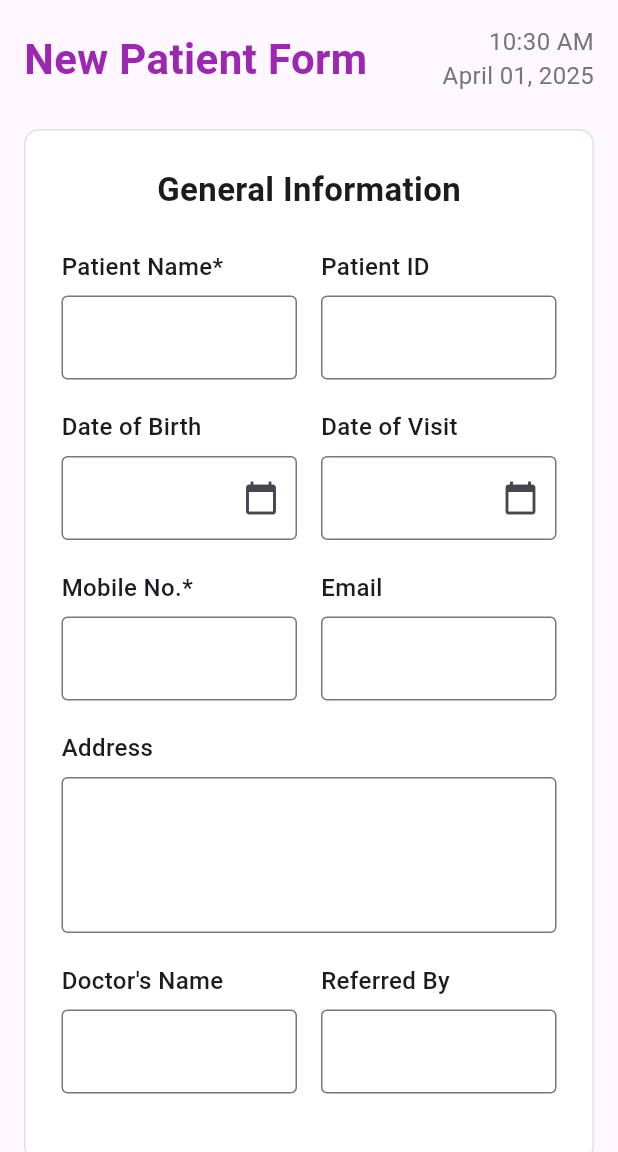
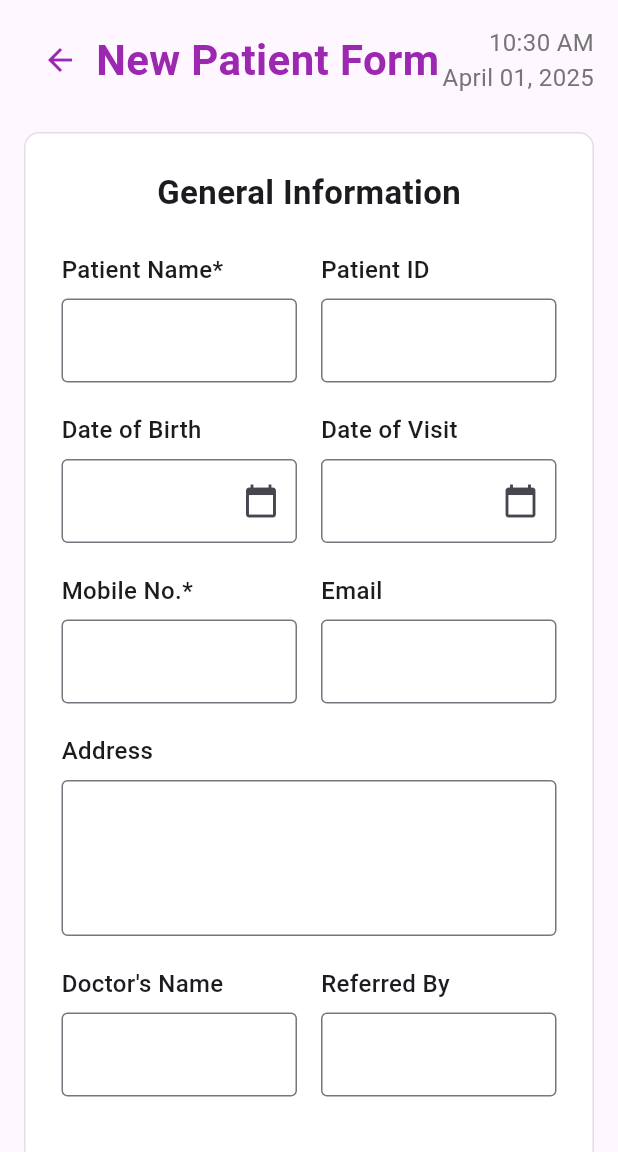
Before and after one commit to Gaurav-Krishna-Gaali/griva-pi, a Flutter app: the NewPatientForm screen opened directly, on a phone screen of 412 x 824 dp, the part 84-1236 px from its top. Run offline on Flutter 3.47's test engine with Material 3 defaults, Android fonts, the phone set to English and light mode, and no system bars; our stand-ins replace flutter_screenutil, google_fonts.

Commit message:
finished form for patient

```diff
--- a/lib/new_patient_form.dart
+++ b/lib/new_patient_form.dart
@@ -14,7 +14,8 @@ class NewPatientForm extends StatefulWidget {
 class _NewPatientFormState extends State<NewPatientForm> {
   final TextEditingController _dateOfBirthController = TextEditingController();
   final TextEditingController _dateOfVisitController = TextEditingController();
-  final TextEditingController _lastMenstrualDateController = TextEditingController();
+  final TextEditingController _lastMenstrualDateController =
+      TextEditingController();
 
   // Add state variables for smoking and blood group
   String? _smokingValue;
@@ -50,7 +51,10 @@ class _NewPatientFormState extends State<NewPatientForm> {
     super.dispose();
   }
 
-  Future<void> _selectDate(BuildContext context, TextEditingController controller) async {
+  Future<void> _selectDate(
+    BuildContext context,
+    TextEditingController controller,
+  ) async {
     final DateTime? picked = await showDatePicker(
       context: context,
       initialDate: DateTime.now(),
@@ -116,6 +120,15 @@ class _NewPatientFormState extends State<NewPatientForm> {
                     Row(
                       mainAxisAlignment: MainAxisAlignment.spaceBetween,
                       children: [
+                        Row(
+                          children: [
+                            IconButton(
+                              icon: const Icon(
+                                Icons.arrow_back,
+                                color: Colors.purple,
+                              ),
+                              onPressed: () => Navigator.of(context).pop(),
+                            ),
                             const Text(
                               'New Patient Form',
                               style: TextStyle(
@@ -123,6 +136,8 @@ class _NewPatientFormState extends State<NewPatientForm> {
                                 fontSize: 28,
                                 fontWeight: FontWeight.bold,
                               ),
+                            ),
+                          ],
                         ),
                         Column(
                           crossAxisAlignment: CrossAxisAlignment.end,
@@ -135,7 +150,9 @@ class _NewPatientFormState extends State<NewPatientForm> {
                               ),
                             ),
                             Text(
-                              DateFormat('MMMM dd, yyyy').format(DateTime.now()),
+                              DateFormat(
+                                'MMMM dd, yyyy',
+                              ).format(DateTime.now()),
                               style: TextStyle(
                                 color: Colors.grey[600],
                                 fontSize: 16,
@@ -143,7 +160,6 @@ class _NewPatientFormState extends State<NewPatientForm> {
                             ),
                           ],
                         ),
-
                       ],
                     ),
                   ],
@@ -253,7 +269,11 @@ class _NewPatientFormState extends State<NewPatientForm> {
                               TextFormField(
                                 controller: _dateOfBirthController,
                                 readOnly: true,
-                                onTap: () => _selectDate(context, _dateOfBirthController),
+                                onTap:
+                                    () => _selectDate(
+                                      context,
+                                      _dateOfBirthController,
+                                    ),
                                 decoration: InputDecoration(
                                   border: OutlineInputBorder(
                                     borderRadius: BorderRadius.circular(4),
@@ -284,7 +304,11 @@ class _NewPatientFormState extends State<NewPatientForm> {
                               TextFormField(
                                 controller: _dateOfVisitController,
                                 readOnly: true,
-                                onTap: () => _selectDate(context, _dateOfVisitController),
+                                onTap:
+                                    () => _selectDate(
+                                      context,
+                                      _dateOfVisitController,
+                                    ),
                                 decoration: InputDecoration(
                                   border: OutlineInputBorder(
                                     borderRadius: BorderRadius.circular(4),
@@ -481,7 +505,10 @@ class _NewPatientFormState extends State<NewPatientForm> {
                     const Center(
                       child: Text(
                         'General Medical History',
-                        style: TextStyle(fontSize: 22, fontWeight: FontWeight.bold),
+                        style: TextStyle(
+                          fontSize: 22,
+                          fontWeight: FontWeight.bold,
+                        ),
                       ),
                     ),
                     const SizedBox(height: 16),
@@ -522,8 +549,20 @@ class _NewPatientFormState extends State<NewPatientForm> {
                               const Text('Blood Group'),
                               DropdownButton<String>(
                                 value: _selectedBloodGroup,
-                                items: <String>['Dropdown', 'A+', 'A-', 'B+', 'B-', 'O+', 'O-', 'AB+', 'AB-']
-                                    .map<DropdownMenuItem<String>>((String value) {
+                                items:
+                                    <String>[
+                                      'Dropdown',
+                                      'A+',
+                                      'A-',
+                                      'B+',
+                                      'B-',
+                                      'O+',
+                                      'O-',
+                                      'AB+',
+                                      'AB-',
+                                    ].map<DropdownMenuItem<String>>((
+                                      String value,
+                                    ) {
                                       return DropdownMenuItem<String>(
                                         value: value,
                                         child: Text(value),
@@ -569,7 +608,6 @@ class _NewPatientFormState extends State<NewPatientForm> {
               // New Reproductive & Obstetric History Section in a Card
               const SizedBox(height: 24),
               Container(
-
                 decoration: BoxDecoration(
                   color: Colors.white,
                   borderRadius: BorderRadius.circular(10),
@@ -582,14 +620,22 @@ class _NewPatientFormState extends State<NewPatientForm> {
                     ),
                   ],
                 ),
-                padding: const EdgeInsets.only(left: 24, right: 24, top: 20, bottom: 20),
+                padding: const EdgeInsets.only(
+                  left: 24,
+                  right: 24,
+                  top: 20,
+                  bottom: 20,
+                ),
                 child: Column(
                   crossAxisAlignment: CrossAxisAlignment.start,
                   children: [
                     const Center(
                       child: Text(
                         'Reproductive & Obstetric History',
-                        style: TextStyle(fontSize: 22, fontWeight: FontWeight.bold),
+                        style: TextStyle(
+                          fontSize: 22,
+                          fontWeight: FontWeight.bold,
+                        ),
                       ),
                     ),
                     const SizedBox(height: 16),
@@ -603,7 +649,8 @@ class _NewPatientFormState extends State<NewPatientForm> {
                               const Text('Menopause: '),
                               const SizedBox(width: 8),
                               Row(
-                                mainAxisAlignment: MainAxisAlignment.spaceEvenly,
+                                mainAxisAlignment:
+                                    MainAxisAlignment.spaceEvenly,
                                 children: [
                                   Row(
                                     children: [
@@ -614,7 +661,7 @@ class _NewPatientFormState extends State<NewPatientForm> {
                                           setState(() {
                                             _menopauseValue = value;
                                           });
-                                        }
+                                        },
                                       ),
                                       const Text('Yes'),
                                     ],
@@ -628,7 +675,7 @@ class _NewPatientFormState extends State<NewPatientForm> {
                                           setState(() {
                                             _menopauseValue = value;
                                           });
-                                        }
+                                        },
                                       ),
                                       const Text('No'),
                                     ],
@@ -642,12 +689,18 @@ class _NewPatientFormState extends State<NewPatientForm> {
                           child: Column(
                             crossAxisAlignment: CrossAxisAlignment.start,
                             children: [
-                              const Text('Last Menstrual Date (If not menopausal)'),
+                              const Text(
+                                'Last Menstrual Date (If not menopausal)',
+                              ),
                               const SizedBox(height: 8),
                               TextFormField(
                                 controller: _lastMenstrualDateController,
                                 readOnly: true,
-                                onTap: () => _selectDate(context, _lastMenstrualDateController),
+                                onTap:
+                                    () => _selectDate(
+                                      context,
+                                      _lastMenstrualDateController,
+                                    ),
                                 decoration: InputDecoration(
                                   border: OutlineInputBorder(),
                                   contentPadding: const EdgeInsets.all(8.0),
@@ -703,10 +756,20 @@ class _NewPatientFormState extends State<NewPatientForm> {
                               DropdownButton<String>(
                                 isExpanded: true,
                                 value: _selectedContraception,
-                                items: <String>[
-                                  'Dropdown', 'None', 'Condoms', 'Pills', 'IUD',
-                                  'Implant', 'Injection', 'Sterilization', 'Other'
-                                ].map<DropdownMenuItem<String>>((String value) {
+                                items:
+                                    <String>[
+                                      'Dropdown',
+                                      'None',
+                                      'Condoms',
+                                      'Pills',
+                                      'IUD',
+                                      'Implant',
+                                      'Injection',
+                                      'Sterilization',
+                                      'Other',
+                                    ].map<DropdownMenuItem<String>>((
+                                      String value,
+                                    ) {
                                       return DropdownMenuItem<String>(
                                         value: value,
                                         child: Text(value),
@@ -730,9 +793,15 @@ class _NewPatientFormState extends State<NewPatientForm> {
                               DropdownButton<String>(
                                 isExpanded: true,
                                 value: _selectedHIVStatus,
-                                items: <String>[
-                                  'Dropdown', 'Positive', 'Negative', 'Unknown'
-                                ].map<DropdownMenuItem<String>>((String value) {
+                                items:
+                                    <String>[
+                                      'Dropdown',
+                                      'Positive',
+                                      'Negative',
+                                      'Unknown',
+                                    ].map<DropdownMenuItem<String>>((
+                                      String value,
+                                    ) {
                                       return DropdownMenuItem<String>(
                                         value: value,
                                         child: Text(value),
@@ -796,7 +865,9 @@ class _NewPatientFormState extends State<NewPatientForm> {
                     Row(
                       children: [
                         Expanded(
-                          child: _buildCounter('Live Births', _liveBirths, (value) {
+                          child: _buildCounter('Live Births', _liveBirths, (
+                            value,
+                          ) {
                             setState(() {
                               _liveBirths = value;
                             });
@@ -804,7 +875,9 @@ class _NewPatientFormState extends State<NewPatientForm> {
                         ),
                         const SizedBox(width: 16),
                         Expanded(
-                          child: _buildCounter('Still Births', _stillBirths, (value) {
+                          child: _buildCounter('Still Births', _stillBirths, (
+                            value,
+                          ) {
                             setState(() {
                               _stillBirths = value;
                             });
@@ -812,7 +885,9 @@ class _NewPatientFormState extends State<NewPatientForm> {
                         ),
                         const SizedBox(width: 16),
                         Expanded(
-                          child: _buildCounter('Abortions', _abortions, (value) {
+                          child: _buildCounter('Abortions', _abortions, (
+                            value,
+                          ) {
                             setState(() {
                               _abortions = value;
                             });
@@ -826,7 +901,9 @@ class _NewPatientFormState extends State<NewPatientForm> {
                     Row(
                       children: [
                         Expanded(
-                          child: _buildCounter('Cesareans', _cesareans, (value) {
+                          child: _buildCounter('Cesareans', _cesareans, (
+                            value,
+                          ) {
                             setState(() {
                               _cesareans = value;
                             });
@@ -834,13 +911,17 @@ class _NewPatientFormState extends State<NewPatientForm> {
                         ),
                         const SizedBox(width: 16),
                         Expanded(
-                          child: _buildCounter('Miscarriages', _miscarriages, (value) {
+                          child: _buildCounter('Miscarriages', _miscarriages, (
+                            value,
+                          ) {
                             setState(() {
                               _miscarriages = value;
                             });
                           }),
                         ),
-                        const Expanded(child: SizedBox()), // Empty space for alignment
+                        const Expanded(
+                          child: SizedBox(),
+                        ), // Empty space for alignment
                       ],
                     ),
 
@@ -864,8 +945,14 @@ class _NewPatientFormState extends State<NewPatientForm> {
                         DropdownButton<String>(
                           isExpanded: true,
                           value: _selectedHPVVaccination,
-                          items: <String>[
-                            'Dropdown', 'None', 'Gardasil', 'Cervarix', 'Gardasil 9', 'Unknown'
+                          items:
+                              <String>[
+                                'Dropdown',
+                                'None',
+                                'Gardasil',
+                                'Cervarix',
+                                'Gardasil 9',
+                                'Unknown',
                               ].map<DropdownMenuItem<String>>((String value) {
                                 return DropdownMenuItem<String>(
                                   value: value,
@@ -909,7 +996,10 @@ class _NewPatientFormState extends State<NewPatientForm> {
                     const Center(
                       child: Text(
                         'Colposcopy Specific Details',
-                        style: TextStyle(fontSize: 22, fontWeight: FontWeight.bold),
+                        style: TextStyle(
+                          fontSize: 22,
+                          fontWeight: FontWeight.bold,
+                        ),
                       ),
                     ),
                     const SizedBox(height: 16),
@@ -952,7 +1042,7 @@ class _NewPatientFormState extends State<NewPatientForm> {
                     Row(
                       children: [
                         const Text('HPV Test'),
-                    SizedBox(width: 10,),
+                        SizedBox(width: 10),
                         Radio<String>(
                           value: 'Yes',
                           groupValue: _hpvTestValue,
@@ -1076,15 +1166,53 @@ class _NewPatientFormState extends State<NewPatientForm> {
                 ),
               ),
 
+              const SizedBox(height: 24),
+              Row(
+                mainAxisAlignment: MainAxisAlignment.spaceEvenly,
+                children: [
+                  ElevatedButton(
+                    onPressed: () {
+                      // Add save and edit logic here
+                    },
+                    style: ElevatedButton.styleFrom(
+                      backgroundColor: Colors.purple,
+                      foregroundColor: Colors.white,
+                      padding: const EdgeInsets.symmetric(
+                        horizontal: 32,
+                        vertical: 16,
+                      ),
+                      shape: RoundedRectangleBorder(
+                        borderRadius: BorderRadius.circular(10),
+                      ),
+                    ),
+                    child: const Text('Save and Edit'),
+                  ),
+                  ElevatedButton(
+                    onPressed: () {
+                      // Add save and start exam logic here
+                    },
+                    style: ElevatedButton.styleFrom(
+                      backgroundColor: Colors.purple,
+                      foregroundColor: Colors.white,
+                      padding: const EdgeInsets.symmetric(
+                        horizontal: 32,
+                        vertical: 16,
+                      ),
+                      shape: RoundedRectangleBorder(
+                        borderRadius: BorderRadius.circular(10),
+                      ),
+                    ),
+                    child: const Text('Save and Start Exam'),
+                  ),
+                ],
+              ),
+
               // Footer
               const SizedBox(height: 20),
               Center(
                 child: Text(
                   '© 2025 Griya. All rights reserved.',
-                  style: TextStyle(
-                    color: Colors.grey[600],
-                    fontSize: 14,
-                  ),
+                  style: TextStyle(color: Colors.grey[600], fontSize: 14),
                 ),
               ),
               const SizedBox(height: 20),
@@ -1113,16 +1241,11 @@ class _NewPatientFormState extends State<NewPatientForm> {
                 icon: const Icon(Icons.remove, size: 16),
                 padding: EdgeInsets.zero,
                 constraints: const BoxConstraints(minWidth: 32, minHeight: 32),
-                onPressed: value > 0
-                  ? () => onChanged(value - 1)
-                  : null,
+                onPressed: value > 0 ? () => onChanged(value - 1) : null,
               ),
               SizedBox(
                 width: 32,
-                child: Text(
-                  value.toString(),
-                  textAlign: TextAlign.center,
-                ),
+                child: Text(value.toString(), textAlign: TextAlign.center),
               ),
               IconButton(
                 icon: const Icon(Icons.add, size: 16),
```
Lines whose indentation alone changed are shown as unchanged.
